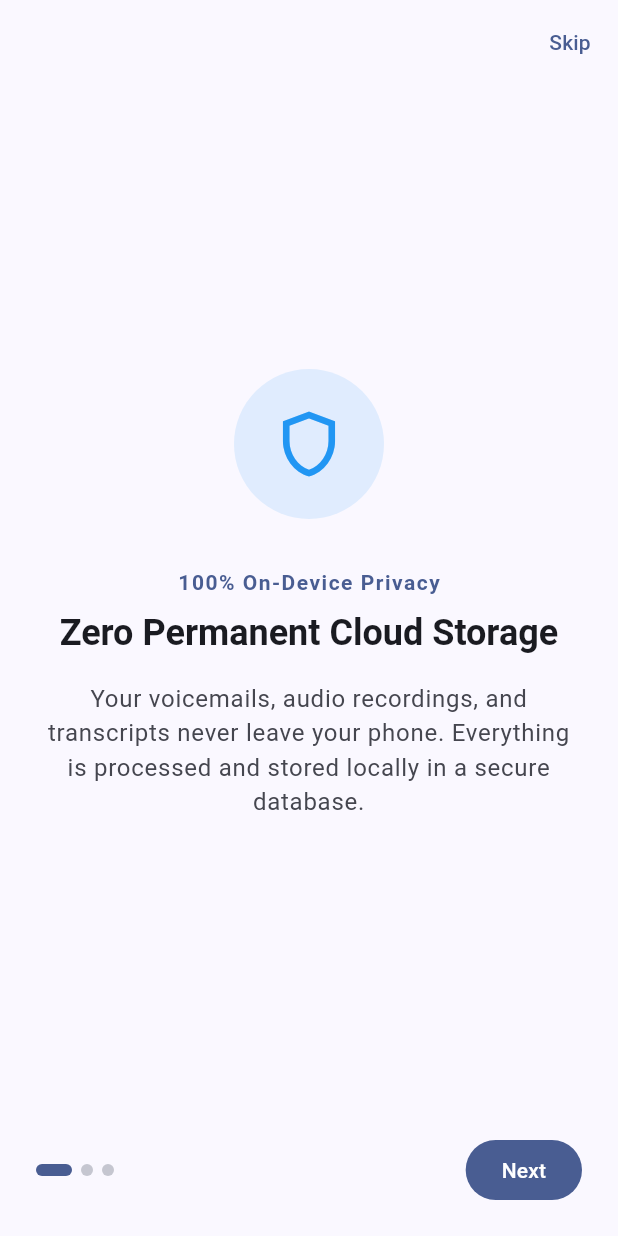
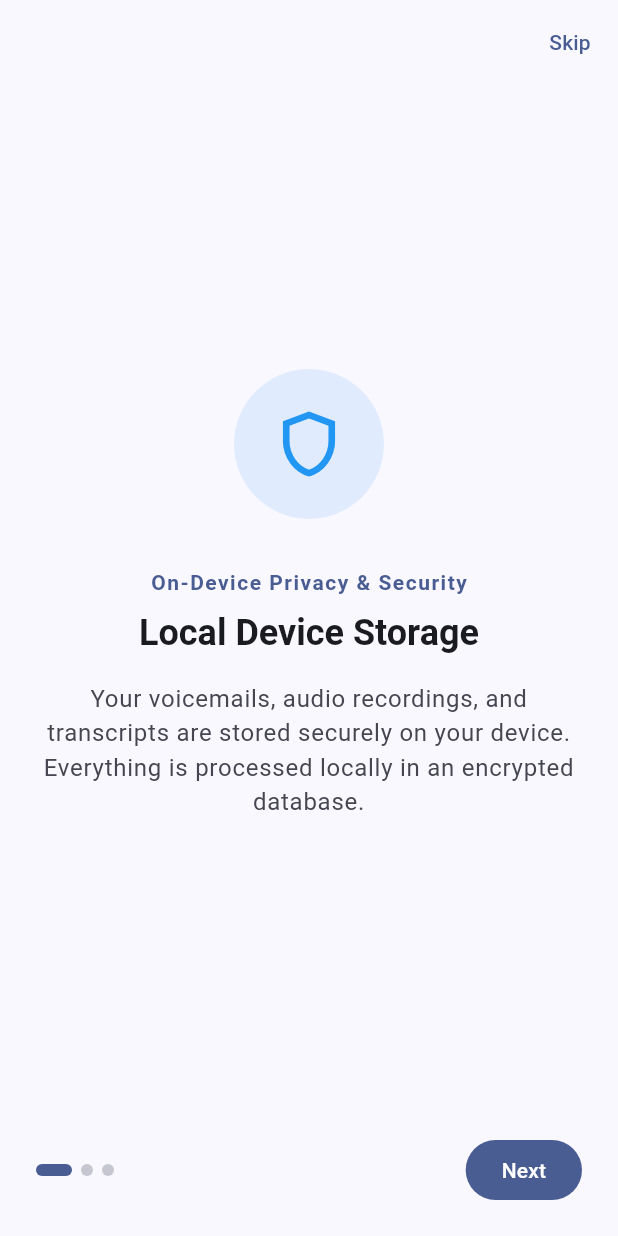
Before and after one commit to dani-s-h007/android-native-voicemail, a Flutter app: the screen it shows after launch, on a phone screen of 412 x 824 dp. Run offline on Flutter 3.47's test engine with Material 3 defaults, Android fonts, the phone set to English and light mode, and no system bars; drawn by our look-alikes of dynamic_color; our stand-ins replace flutter_contacts, flutter_riverpod, flutter_tts, go_router, in_app_review, package_info_plus and 4 more; accounts and stored records are empty.

Commit message:
style: remove hype phrases, enforce standard enterprise wording, and default opening theme to light

```diff
--- a/lib/app/app.dart
+++ b/lib/app/app.dart
@@ -5,7 +5,7 @@ import 'package:voicemail/app/config/app_config.dart';
 import 'package:voicemail/app/router/app_router.dart';
 import 'package:voicemail/design_system/theme/app_theme.dart';
 
-final themeModeProvider = StateProvider<ThemeMode>((ref) => ThemeMode.system);
+final themeModeProvider = StateProvider<ThemeMode>((ref) => ThemeMode.light);
 final useDynamicColorProvider = StateProvider<bool>((ref) => true);
 
 class CallAssistantApp extends ConsumerWidget {
--- a/lib/core/telephony/telephony_service.dart
+++ b/lib/core/telephony/telephony_service.dart
@@ -44,7 +44,7 @@ class TelephonyService {
     }
   }
 
-  /// Directly dials the MMI code using the Android native phone dialer (instant, 100% reliable)
+  /// Directly dials the MMI code using the Android native phone dialer (standard telephony intent)
   static Future<Map<String, dynamic>> dialMmi(String ussdCode, {int subId = -1}) async {
     try {
       final dynamic result = await _channel.invokeMethod('dialMmiDirect', {
--- a/lib/features/about/presentation/screens/about_screen.dart
+++ b/lib/features/about/presentation/screens/about_screen.dart
@@ -82,7 +82,7 @@ class AboutScreen extends StatelessWidget {
                     borderRadius: BorderRadius.circular(8),
                   ),
                   child: Text(
-                    '100% On-Device • Zero Cloud Storage',
+                    'On-Device Processing • Local Storage',
                     style: context.textTheme.labelSmall?.copyWith(
                       color: colorScheme.primary,
                       fontWeight: FontWeight.bold,
@@ -204,7 +204,7 @@ class AboutScreen extends StatelessWidget {
                 ),
                 AppSpacing.vSpace12,
                 _buildChangelogItem('• Google Material 3 design system with dynamic color theming.'),
-                _buildChangelogItem('• 100% On-Device local SQLite storage; zero permanent cloud backups.'),
+                _buildChangelogItem('• Local SQLite storage architecture; zero permanent cloud backups.'),
                 _buildChangelogItem('• Universal carrier forwarding support with custom MMI codes for any mobile network.'),
                 _buildChangelogItem('• Offline multilingual speech transcripts and dynamic locale switching.'),
                 _buildChangelogItem('• Background watchdog service protecting against aggressive OEM task killers.'),
--- a/lib/features/call_modes/domain/call_mode.dart
+++ b/lib/features/call_modes/domain/call_mode.dart
@@ -5,7 +5,7 @@ enum CallHandlingMode {
     id: 'MODE_1_SERVER_RELAY',
     title: 'Standard Server Greeting',
     subtitle: 'Carrier forwards busy or unanswered calls to voicemail relay',
-    costDescription: 'Standard carrier pulse',
+    costDescription: 'Standard carrier rates',
     icon: Icons.cloud_outlined,
     badgeText: 'CARRIER RELAY',
   ),
@@ -13,7 +13,7 @@ enum CallHandlingMode {
     id: 'MODE_2_AUTO_DECLINE',
     title: 'Auto-Decline with Message',
     subtitle: 'Screen calls silently and dispatch instant SMS or messaging link',
-    costDescription: '100% Free & Local',
+    costDescription: 'Standard SMS rates apply • Local processing',
     icon: Icons.phone_disabled_outlined,
     badgeText: 'LOCAL SCREENING',
   ),
@@ -21,7 +21,7 @@ enum CallHandlingMode {
     id: 'MODE_3_AUTO_ANSWER',
     title: 'Auto-Answer Assistant',
     subtitle: 'Answers locally on device, speaks greeting, and transcribes speech',
-    costDescription: '100% Free & Local (On-Device)',
+    costDescription: 'On-device assistant • Local processing',
     icon: Icons.voicemail_rounded,
     badgeText: 'ON-DEVICE',
   ),
@@ -29,9 +29,9 @@ enum CallHandlingMode {
     id: 'MODE_4_SILENT_DND',
     title: 'Silent DND Mode',
     subtitle: 'Total silence during meetings, focus, and quiet hours',
-    costDescription: '100% Free & Local',
+    costDescription: 'Local device management',
     icon: Icons.do_not_disturb_on_outlined,
-    badgeText: 'ZERO DISTRACTION',
+    badgeText: 'DO NOT DISTURB',
   );
 
   final String id;
--- a/lib/features/onboarding/presentation/screens/onboarding_screen.dart
+++ b/lib/features/onboarding/presentation/screens/onboarding_screen.dart
@@ -20,10 +20,10 @@ class _OnboardingScreenState extends State<OnboardingScreen> {
     _OnboardingPageData(
       icon: Icons.shield_outlined,
       iconColor: Colors.blue,
-      title: '100% On-Device Privacy',
-      headline: 'Zero Permanent Cloud Storage',
+      title: 'On-Device Privacy & Security',
+      headline: 'Local Device Storage',
       description:
-          'Your voicemails, audio recordings, and transcripts never leave your phone. Everything is processed and stored locally in a secure database.',
+          'Your voicemails, audio recordings, and transcripts are stored securely on your device. Everything is processed locally in an encrypted database.',
     ),
     _OnboardingPageData(
       icon: Icons.sim_card_outlined,
--- a/lib/features/voicemail/presentation/screens/voicemail_inbox_screen.dart
+++ b/lib/features/voicemail/presentation/screens/voicemail_inbox_screen.dart
@@ -74,7 +74,6 @@ class _VoicemailInboxScreenState extends ConsumerState<VoicemailInboxScreen> {
     } else {
       appBar = AppAppBar(
         title: 'Voicemail',
-        subtitle: '100% On-Device Private Inbox',
         showBackButton: false,
         actions: [
           IconButton(
```
Also changed, not shown: lib/features/settings/presentation/settings_screen.dart (+12 -6 lines), lib/main.dart (+13 -0 lines), 2 other files.
